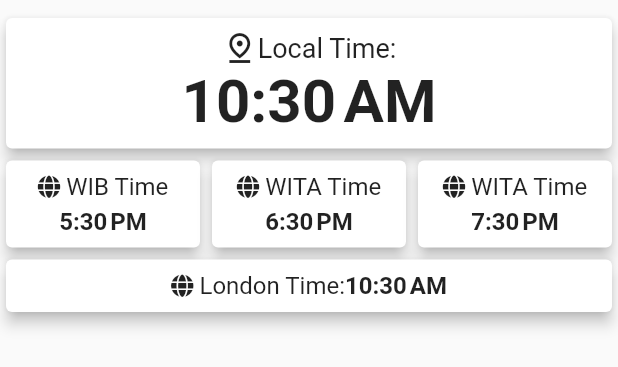
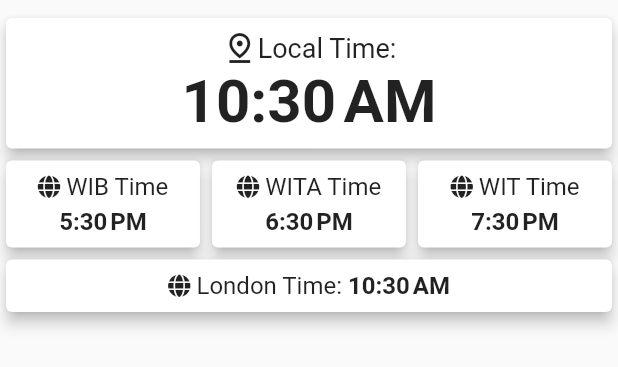
Before and after one commit to nabilhasymi/finPro_Mobile, a Flutter app: the ClockPage widget shown alone on an empty page, opened directly, on a phone screen of 412 x 824 dp. Shown: the top 367 px of the screen. Run offline on Flutter 3.47's test engine with Material 2 defaults, Android fonts, the phone set to English and light mode, and no system bars; our stand-ins replace font_awesome_flutter, hive, hive_flutter, shared_preferences; missing offline and left inert: encrypt; accounts and stored records are empty; network calls fail.

Commit message:
Sixth Commit

```diff
--- a/lib/Pages/HalamanJam.dart
+++ b/lib/Pages/HalamanJam.dart
@@ -166,7 +166,7 @@ class _ClockPageState extends State<ClockPage> {
                               size: 15,
                             ),
                             Text(
-                              ' WITA Time',
+                              ' WIT Time',
                               style: TextStyle(fontSize: 16),
                             ),
                           ],
@@ -198,7 +198,7 @@ class _ClockPageState extends State<ClockPage> {
                         size: 15,
                       ),
                       Text(
-                        ' London Time:',
+                        ' London Time: ',
                         style: TextStyle(fontSize: 16),
                       ),
                     ],
```
